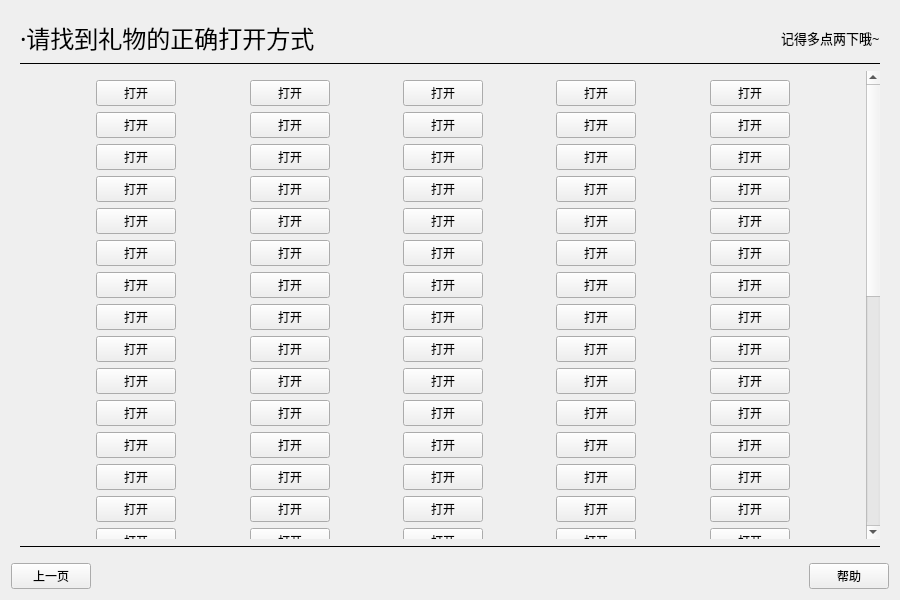
The window that resources/ui/main.ui (SacredDreams/BirthdayGift) describes before a commit, drawn with Qt 5.
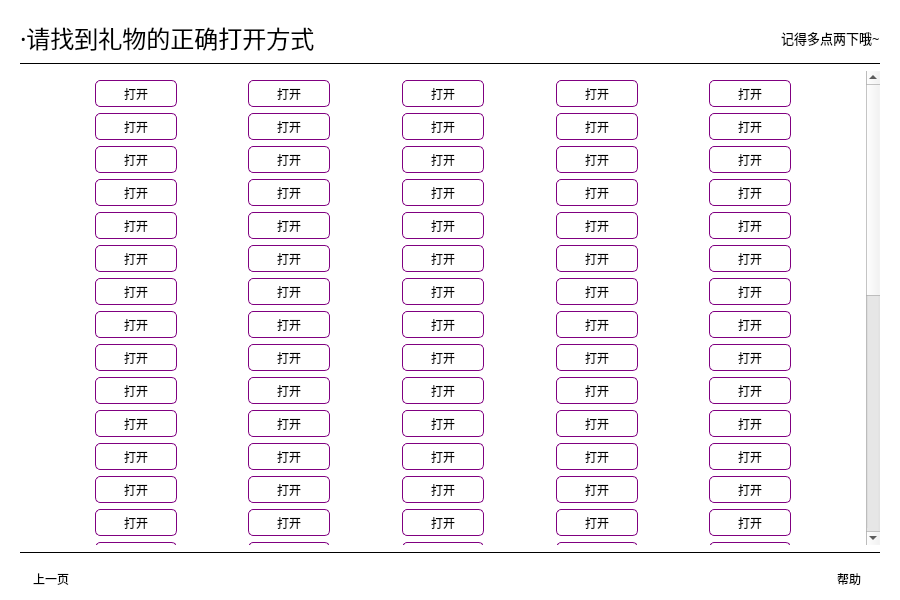
The same window after the commit. The open tabs and pages were chosen to show the change.

```diff
--- a/resources/ui/main.ui
+++ b/resources/ui/main.ui
@@ -31,6 +31,11 @@
   <property name="windowTitle">
    <string>BirthdayGift</string>
   </property>
+  <property name="styleSheet">
+   <string notr="true">#MainWindow{
+	background-color:white;
+}</string>
+  </property>
   <layout class="QVBoxLayout" name="verticalLayout_2">
    <item>
     <widget class="QStackedWidget" name="stackedWidget">
@@ -196,7 +201,24 @@
         <widget class="QScrollArea" name="scrollArea">
          <property name="styleSheet">
           <string notr="true">#scrollArea{
-	border: 0px
+	border: 0px;
+}
+
+.QPushButton{
+	width:80;
+	height:25;
+	
+	border-style:solid;
+	border-color:purple;
+	border-width:1px;
+	border-radius:5px;
+	
+}
+
+.QPushButton:hover{
+	color:rgba(41, 214, 168, 255);
+	border-color:rgba(255, 119, 228, 255);
+	background-color:rgba(211, 211, 211, 20);
 }</string>
          </property>
          <property name="widgetResizable">
@@ -206,11 +228,16 @@
           <property name="geometry">
            <rect>
             <x>0</x>
-            <y>-158</y>
-            <width>835</width>
-            <height>1125</height>
+            <y>0</y>
+            <width>504</width>
+            <height>1095</height>
            </rect>
           </property>
+          <property name="styleSheet">
+           <string notr="true">#scrollAreaWidgetContents{
+	background-color:white;
+}</string>
+          </property>
           <layout class="QVBoxLayout" name="verticalLayout_4">
            <item>
             <layout class="QHBoxLayout" name="horizontalLayout_3">
@@ -3744,6 +3771,20 @@
     <layout class="QHBoxLayout" name="horizontalLayout_2">
      <item>
       <widget class="QPushButton" name="pushButton_8">
+       <property name="cursor">
+        <cursorShape>PointingHandCursor</cursorShape>
+       </property>
+       <property name="styleSheet">
+        <string notr="true">#pushButton_8{
+	width:80;
+	border-radius:10px;
+}
+#pushButton_8:hover{
+	text-decoration:underline;
+	
+	color:blue;
+}</string>
+       </property>
        <property name="text">
         <string>上一页</string>
        </property>
@@ -3764,6 +3805,20 @@
      </item>
      <item>
       <widget class="QPushButton" name="pushButton_2">
+       <property name="cursor">
+        <cursorShape>PointingHandCursor</cursorShape>
+       </property>
+       <property name="styleSheet">
+        <string notr="true">#pushButton_2{
+	width:80;
+	border-radius:10px;
+}
+#pushButton_2:hover{
+	text-decoration:underline;
+	
+	color:blue;
+}</string>
+       </property>
        <property name="text">
         <string>帮助</string>
        </property>
```
Left out of the diff: 490 changed lines with no effect on the pictures.
